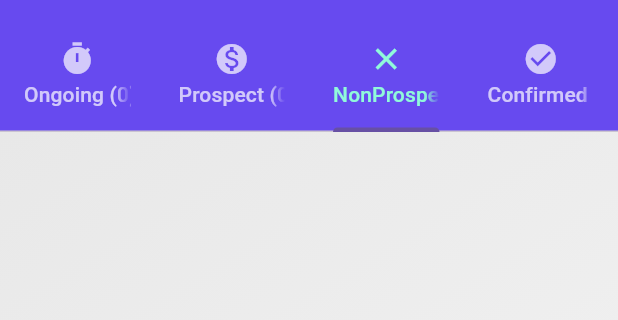
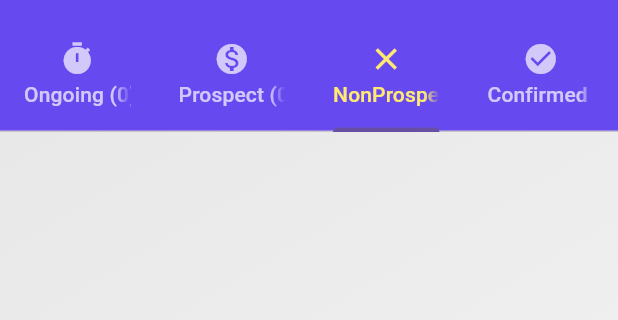
Before and after one commit to nipuni-udari/FlutterApp_01, a Flutter app: the InquriesScreen screen opened by its route, tab 3 chosen, on a phone screen of 412 x 824 dp, the part 63-383 px from its top. Run offline on Flutter 3.47's test engine with Material 3 defaults, Android fonts, the light colour scheme and no system bars; our stand-ins replace animate_do, pinput; network calls fail.

Commit message:
change the colour

```diff
--- a/lib/screens/Inquries/inquries_screen.dart
+++ b/lib/screens/Inquries/inquries_screen.dart
@@ -128,7 +128,7 @@ class _InquriesScreenState extends State<InquriesScreen> {
                     'Confirmed ($confirmedCount)', // Show dynamic confirmed count
               ),
             ],
-            labelColor: const Color.fromARGB(255, 144, 250, 218),
+            labelColor: const Color.fromARGB(255, 255, 234, 115),
             unselectedLabelColor: Colors.white70,
           ),
         ),
```
